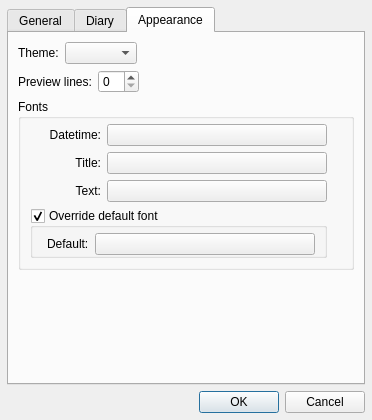
Above: hazama/ui/configdialog.ui from krrr/Hazama before the change. Below: the same form after it.
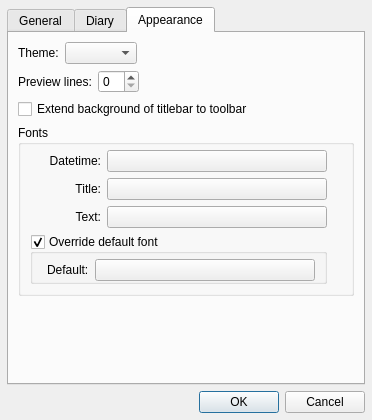
That is the form after the change. The open tabs and pages were chosen to show the change. Icons and pictures are not drawn.

Commit message: Add bg extend option

What changed in the file:
```diff
--- a/hazama/ui/configdialog.ui
+++ b/hazama/ui/configdialog.ui
@@ -536,6 +536,13 @@
          </item>
         </layout>
        </item>
+       <item>
+        <widget class="QCheckBox" name="extendBgCheck">
+         <property name="text">
+          <string>Extend background of titlebar to toolbar</string>
+         </property>
+        </widget>
+       </item>
        <item>
         <widget class="QGroupBox" name="fontGBox">
          <property name="title">
```
The commit also changes 5 other files.
